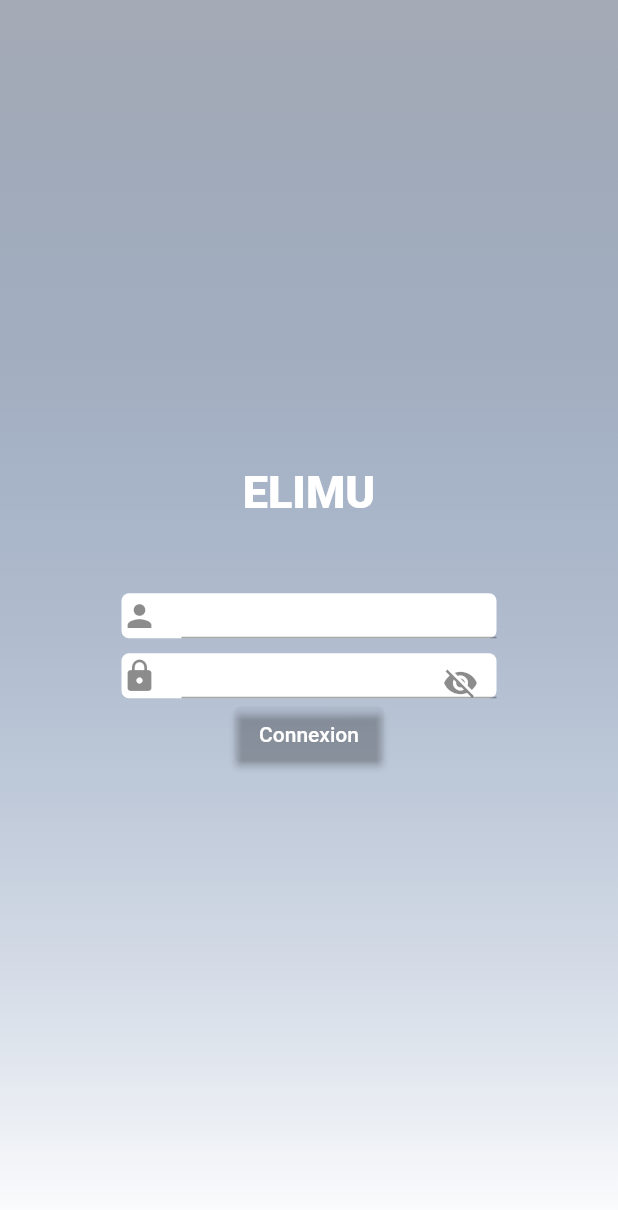
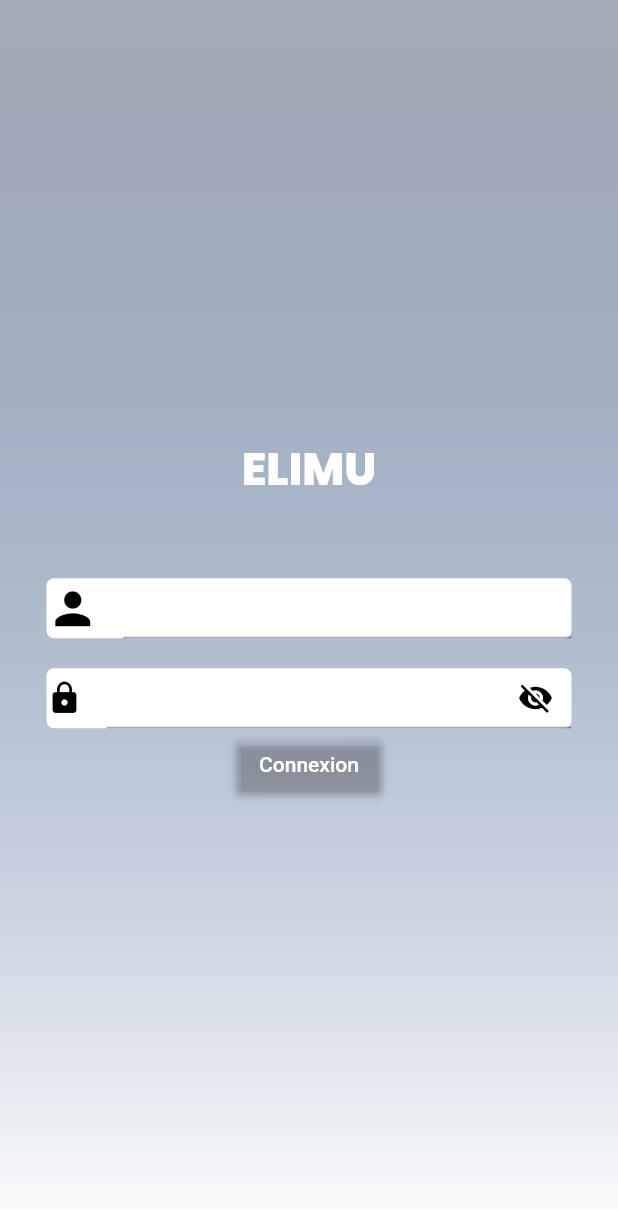
Before and after one commit to KBjeanelie/elimu_universite_mobile, a Flutter app: the screen it shows after launch, on a phone screen of 412 x 824 dp. Shown: the top 1210 px of the screen. Run offline on Flutter 3.47's test engine with Material 3 defaults, Android fonts, the phone set to English and light mode, and no system bars; our stand-ins replace eva_icons_flutter, google_fonts.

Commit message:
Retravaillement du login

```diff
--- a/lib/main.dart
+++ b/lib/main.dart
@@ -1,10 +1,9 @@
-import 'package:elimu_universite_mobile/screens/login.dart';
 import 'package:elimu_universite_mobile/screens/splash_screen.dart';
-import 'package:elimu_universite_mobile/screens/home_screen.dart';
 import 'package:flutter/material.dart';
 import 'package:flutter/services.dart';
 import 'dart:io' show Platform;
 import 'package:google_fonts/google_fonts.dart';
+
 
 Future<void> main() async {
   WidgetsFlutterBinding.ensureInitialized();
--- a/lib/screens/login.dart
+++ b/lib/screens/login.dart
@@ -34,9 +34,9 @@ class _LoginScreenState extends State<LoginScreen> {
           child: Column(
             mainAxisAlignment: MainAxisAlignment.center,
             children: [
-              const Text(
+              Text(
                 'ELIMU',
-                style: TextStyle(
+                style: GoogleFonts.poppins(
                   color: Colors.white,
                   fontSize: 30,
                   fontWeight: FontWeight.w800,
@@ -46,8 +46,9 @@ class _LoginScreenState extends State<LoginScreen> {
                 height: 50,
               ),
               Container(
-                height: 30,
-                width: 250,
+                height: 40,
+                width: 350,
+                alignment: Alignment.center,
                 decoration: BoxDecoration(
                   color: Colors.white,
                   borderRadius: BorderRadius.circular(5),
@@ -55,15 +56,20 @@ class _LoginScreenState extends State<LoginScreen> {
                 child: TextFormField(
                   controller: emailController,
                   keyboardType: TextInputType.emailAddress,
-                  decoration: const InputDecoration(icon: Icon(Icons.person)),
+                  decoration: const InputDecoration(
+                      icon: Icon(
+                    Icons.person,
+                    color: Colors.black,
+                    size: 35,
+                  )),
                 ),
               ),
               const SizedBox(
-                height: 10,
+                height: 20,
               ),
               Container(
-                height: 30,
-                width: 250,
+                height: 40,
+                width: 350,
                 decoration: BoxDecoration(
                   color: Colors.white,
                   borderRadius: BorderRadius.circular(5),
@@ -72,17 +78,19 @@ class _LoginScreenState extends State<LoginScreen> {
                   controller: mdpController,
                   keyboardType: TextInputType.visiblePassword,
                   decoration: InputDecoration(
-                    icon: const Icon(Icons.lock),
-                    suffixIcon: GestureDetector(
-                      child: IconButton(
-                        onPressed: () {
-                          setState(() {
-                            obscureText = !obscureText;
-                          });
-                        },
-                        icon: Icon(obscureText
-                            ? Icons.visibility
-                            : Icons.visibility_off),
+                    icon: const Icon(
+                      Icons.lock,
+                      color: Colors.black,
+                    ),
+                    suffixIcon: IconButton(
+                      onPressed: () {
+                        setState(() {
+                          obscureText = !obscureText;
+                        });
+                      },
+                      icon: Icon(
+                        obscureText ? Icons.visibility : Icons.visibility_off,
+                        color: Colors.black,
                       ),
                     ),
                   ),
```
